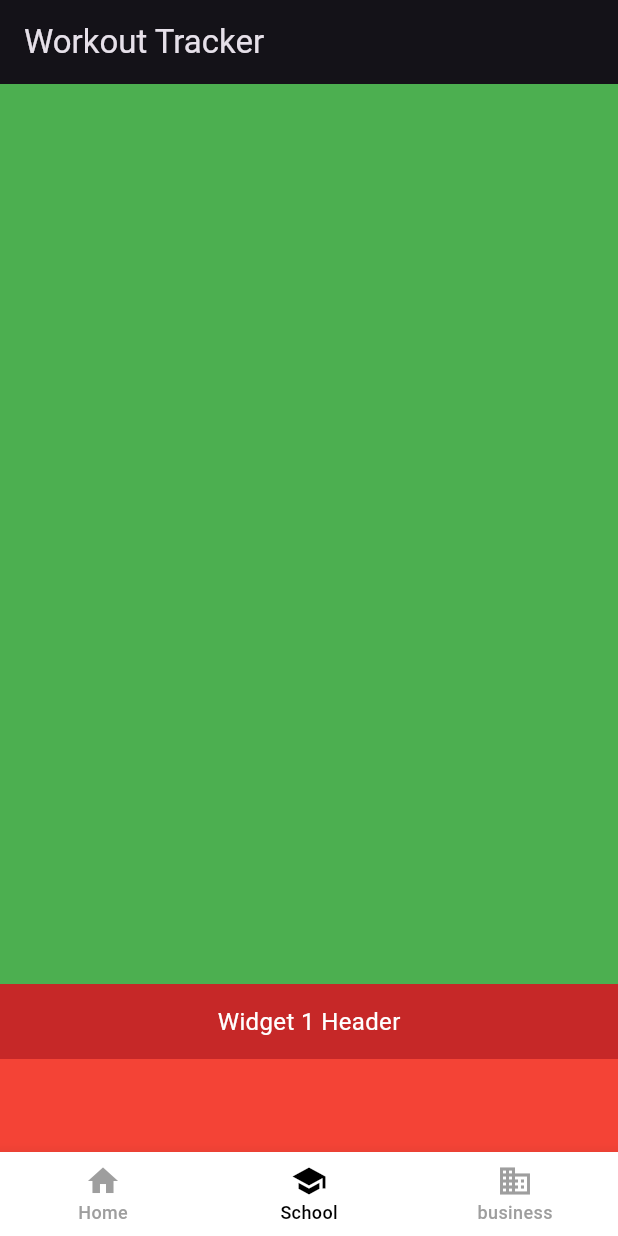
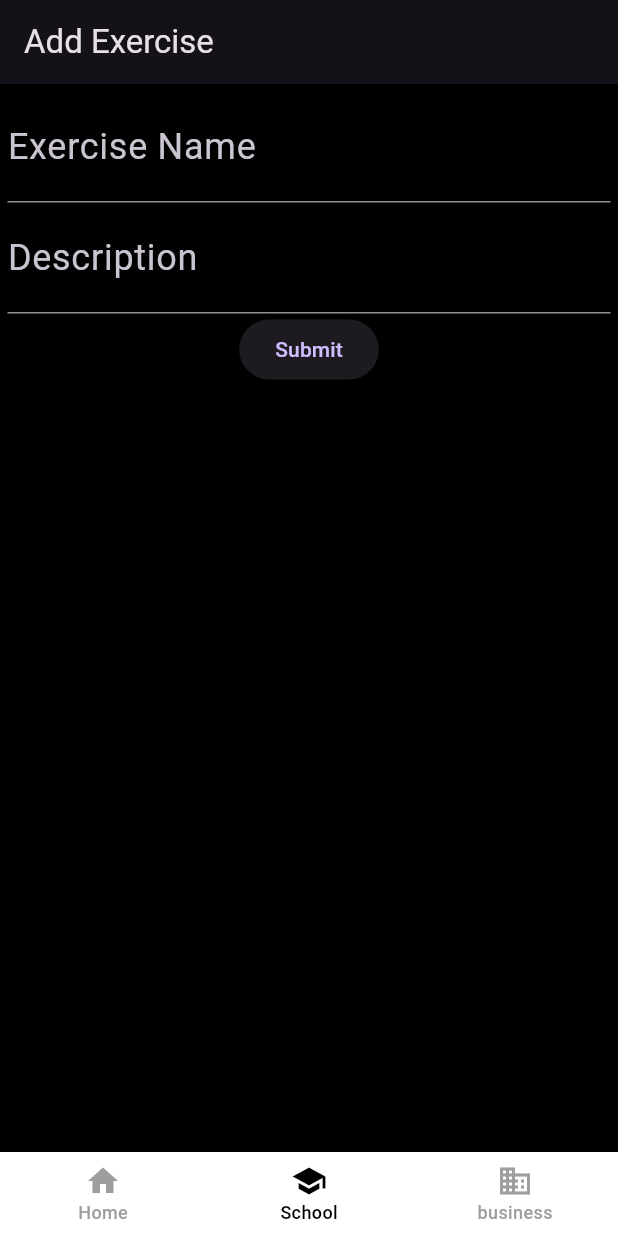
Before and after one commit to spchung/gird_tracker, a Flutter app: the screen it shows after launch, item 2 of the bottom bar chosen, on a phone screen of 412 x 824 dp. Run offline on Flutter 3.47's test engine with Material 3 defaults, Android fonts, the phone set to English and light mode, and no system bars; our stand-ins replace dropdown_button2, get_it, go_router, sqflite, watch_it; accounts and stored records are empty.

Commit message:
feat: add exercise form init

```diff
--- a/lib/main.dart
+++ b/lib/main.dart
@@ -69,7 +69,7 @@ class _MyHomePageState extends State<MyHomePage> {
       appBar: AppBar(
         title: const Text('Flutter Demo Home Page'),
       ),
-      body: HomeView(),
+      body: const HomeView(),
     );
   }
 }
--- a/lib/routes.dart
+++ b/lib/routes.dart
@@ -1,7 +1,6 @@
 import 'package:flutter/material.dart';
 import 'package:go_router/go_router.dart';
 import 'package:lets_git_it/view/home_nav.dart';
-import 'package:lets_git_it/view/test.dart';
 
 final GoRouter appRouter = GoRouter(
   routes: [
@@ -11,7 +10,7 @@ final GoRouter appRouter = GoRouter(
       builder: (BuildContext context, GoRouterState state) {
         return const HomeNavigator();
       },
-      routes: <GoRoute>[
+      routes: const <GoRoute>[
         // Define a nested route that will be used to navigate to the home page
         // GoRoute(
         //   path: 'test',
--- a/lib/service/exercise.dart
+++ b/lib/service/exercise.dart
@@ -15,4 +15,9 @@ class ExerciseService {
     var res = await db.query('exercises', where: 'workout_group_id = ?', whereArgs: [workoutGroupId]);
     return res.map((e) => Exercise.fromMap(e)).toList();
   }
+
+  Future<void> addExercise(Exercise exercise) async {
+    var db = await sl.get<DatabaseHelper>().database;
+    await db.insert('exercises', exercise.toMap());
+  }
 }
--- /dev/null
+++ b/lib/view/add_exercise_view.dart
@@ -0,0 +1,124 @@
+import 'package:flutter/material.dart';
+import 'package:lets_git_it/locator.dart';
+import 'package:lets_git_it/model/exercise.dart';
+import 'package:lets_git_it/service/exercise.dart';
+import 'package:lets_git_it/theme.dart';
+import 'package:lets_git_it/view/temp.dart';
+
+class AddExerciseView extends StatelessWidget {
+  const AddExerciseView({super.key});
+
+  @override
+  Widget build(BuildContext context) {
+    return Scaffold(
+      extendBodyBehindAppBar: false,
+      appBar: AppBar(
+        backgroundColor: lightThemePalette['onBackground'],
+        title: const Text('Add Exercise'),
+      ),
+      body: SingleChildScrollView(
+        child: Column(
+          children: [
+            Container(
+              padding: const EdgeInsets.symmetric(horizontal: 5, vertical: 5),
+              child: AddExerciseForm(),
+            ),
+            // AddGroupBody(),
+          ],
+        ),
+      ),
+    );
+  }
+}
+
+class AddExerciseForm extends StatefulWidget {
+  const AddExerciseForm({super.key});
+
+  @override
+  State<AddExerciseForm> createState() => _AddExerciseFormState();
+}
+
+class _AddExerciseFormState extends State<AddExerciseForm> {
+  final GlobalKey<FormState> _formKey = GlobalKey<FormState>();
+  final _exerciseNameCtrl = TextEditingController();
+  final _exerciseDescriptionCtrl = TextEditingController();
+
+  @override
+  Widget build(BuildContext context) {
+    return Form(
+      key: _formKey,
+      child: Column(
+        children: [
+          TextFormField(
+            controller: _exerciseNameCtrl,
+            decoration: const InputDecoration(
+              labelText: 'Exercise Name',
+            ),
+            validator: (String? value) {
+              if (value == null || value.isEmpty) {
+                return 'Please enter a name';
+              }
+              return null;
+            },
+          ),
+          TextFormField(
+            controller: _exerciseDescriptionCtrl,
+            decoration: const InputDecoration(
+              labelText: 'Description',
+            ),
+            validator: (String? value) {
+              if (value == null || value.isEmpty) {
+                return 'Please enter a description';
+              }
+              return null;
+            },
+          ),
+          ElevatedButton(
+            onPressed: () async {
+              if (_formKey.currentState!.validate()) {
+                await sl<ExerciseService>().addExercise(
+                  Exercise(
+                    name: _exerciseNameCtrl.text,
+                    description: _exerciseDescriptionCtrl.text,
+                    workoutGroupId: 1,
+                  )
+                );
+              }
+            },
+            child: const Text('Submit'),
+          ),
+        ],
+      )
+    );
+  }
+}
+
+class AddGroupBody extends StatelessWidget {
+  const AddGroupBody({
+    super.key,
+  });
+
+  @override
+  Widget build(BuildContext context) {
+    return Container(
+      height: MediaQuery.of(context).size.height * 0.45,
+      padding: const EdgeInsets.only(left: 5, right: 5, bottom: 5),
+      child: Container(
+        padding: const EdgeInsets.all(10),
+        decoration: BoxDecoration(
+          borderRadius: BorderRadius.circular(10),
+          color: lightThemePalette['background'],
+        ),
+        child: Column(
+          children: [
+            Center(child: Text('group')),
+            // input field
+            FormExample(),
+            FormExample(),
+
+          ],
+        ),
+      ),
+    );
+  }
+}
--- a/lib/view/home_nav.dart
+++ b/lib/view/home_nav.dart
@@ -4,23 +4,21 @@ import 'package:lets_git_it/view/test.dart';
 import 'package:watch_it/watch_it.dart';
 import 'package:lets_git_it/view/home.dart';
 import 'package:lets_git_it/service/tab_navigator.dart';
+import 'package:lets_git_it/view/add_exercise_view.dart';
 
 class HomeNavigator extends StatelessWidget with WatchItMixin {
   const HomeNavigator({super.key});
 
   static const  List<Widget> _widgetOptions = <Widget>[
     HomeView(),
+    AddExerciseView(),
     VerticalStackScrollView(),
-    Text('Index 2: School'),
   ];
 
   @override
   Widget build(BuildContext context) {
     var index = watch(sl<TabNavigator>().index);
     return Scaffold(
-      appBar: AppBar(
-        title: const Text('Workout Tracker'),
-      ),
       // use indexStack to keep page state in memory and switch between them
       body: IndexedStack(
         index: index.value,
--- a/lib/view/test.dart
+++ b/lib/view/test.dart
@@ -67,8 +67,8 @@ class _VerticalStackScrollViewState extends State<VerticalStackScrollView> {
                               style: TextStyle(color: Colors.white))),
                     ),
                     if (!isStacked)
-                      Expanded(
-                        child: const Center(
+                      const Expanded(
+                        child: Center(
                             child: Text("Widget 1 Content",
                                 style: TextStyle(color: Colors.white))),
                       ),
@@ -91,11 +91,13 @@ class _VerticalStackScrollViewState extends State<VerticalStackScrollView> {
                           child: Text("Widget 2 Header",
                               style: TextStyle(color: Colors.white))),
                     ),
-                    if (!isStacked)
-                      Expanded(
-                        child: const Center(
-                            child: Text("Widget 2 Content",
-                                style: TextStyle(color: Colors.white))),
+                    if (!isStacked) const Expanded(
+                        child: Center(
+                            child: Text(
+                              "Widget 2 Content",
+                              style: TextStyle(color: Colors.white)
+                            )
+                          ),
                       ),
                   ],
                 ),
@@ -110,5 +112,5 @@ class _VerticalStackScrollViewState extends State<VerticalStackScrollView> {
 }
 
 void main() {
-  runApp(MaterialApp(home: VerticalStackScrollView()));
+  runApp(const MaterialApp(home: VerticalStackScrollView()));
 }
```
Also changed, not shown: lib/service/db.dart (+12 -5 lines), lib/service/sessions.dart (+6 -1 lines), lib/view/home.dart (+10 -4 lines), lib/view/temp.dart (added, +119 -0 lines).
